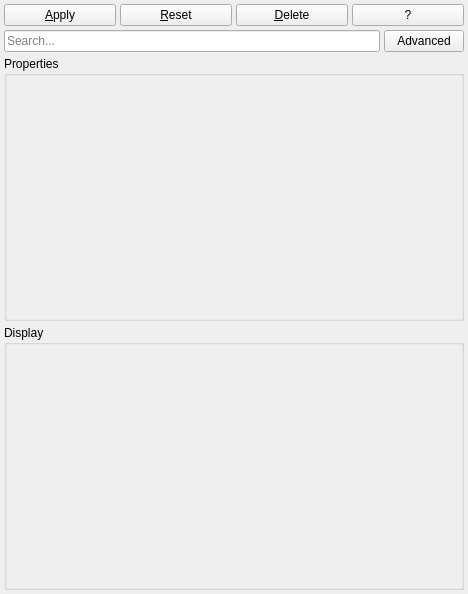
Above: Qt/Components/Resources/UI/pqPropertiesPanel.ui from Kitware/ParaView before the change. Below: the same form after it.
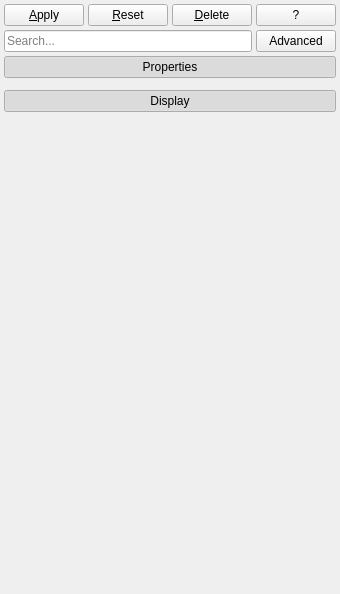
That is the form after the change.

Commit message:
Use buttons for Properties and Display sections
This changes the properties panel to use buttons to expand
and collapse the Properties and Display sections in the new
properties panel.

Patch:
```diff
--- a/Qt/Components/Resources/UI/pqPropertiesPanel.ui
+++ b/Qt/Components/Resources/UI/pqPropertiesPanel.ui
@@ -6,7 +6,7 @@
    <rect>
     <x>0</x>
     <y>0</y>
-    <width>468</width>
+    <width>336</width>
     <height>594</height>
    </rect>
   </property>
@@ -80,47 +80,63 @@
     </layout>
    </item>
    <item>
-    <widget class="QGroupBox" name="PropertiesGroupBox">
-     <property name="title">
-      <string>Properties</string>
+    <widget class="QScrollArea" name="scrollArea">
+     <property name="frameShape">
+      <enum>QFrame::NoFrame</enum>
      </property>
-     <layout class="QVBoxLayout" name="verticalLayout_2">
-      <property name="spacing">
-       <number>0</number>
+     <property name="frameShadow">
+      <enum>QFrame::Plain</enum>
+     </property>
+     <property name="widgetResizable">
+      <bool>true</bool>
+     </property>
+     <widget class="QWidget" name="scrollAreaWidgetContents">
+      <property name="geometry">
+       <rect>
+        <x>0</x>
+        <y>0</y>
+        <width>328</width>
+        <height>62</height>
+       </rect>
       </property>
-      <property name="margin">
-       <number>0</number>
+      <property name="sizePolicy">
+       <sizepolicy hsizetype="Preferred" vsizetype="Maximum">
+        <horstretch>0</horstretch>
+        <verstretch>0</verstretch>
+       </sizepolicy>
       </property>
-      <item>
-       <widget class="QScrollArea" name="PropertiesScrollArea">
-        <property name="frameShape">
-         <enum>QFrame::NoFrame</enum>
-        </property>
-        <property name="frameShadow">
-         <enum>QFrame::Plain</enum>
-        </property>
-        <property name="widgetResizable">
-         <bool>true</bool>
-        </property>
-        <widget class="QWidget" name="PropertiesScrollAreaContents">
-         <property name="geometry">
-          <rect>
-           <x>0</x>
-           <y>0</y>
-           <width>454</width>
-           <height>16</height>
-          </rect>
+      <layout class="QVBoxLayout" name="verticalLayout_6">
+       <property name="margin">
+        <number>0</number>
+       </property>
+       <item>
+        <widget class="QPushButton" name="PropertiesButton">
+         <property name="text">
+          <string>Properties</string>
          </property>
+         <property name="checkable">
+          <bool>true</bool>
+         </property>
+         <property name="checked">
+          <bool>true</bool>
+         </property>
+        </widget>
+       </item>
+       <item>
+        <widget class="QFrame" name="PropertiesFrame">
          <property name="sizePolicy">
-          <sizepolicy hsizetype="Preferred" vsizetype="Preferred">
+          <sizepolicy hsizetype="Preferred" vsizetype="Maximum">
            <horstretch>0</horstretch>
            <verstretch>0</verstretch>
           </sizepolicy>
          </property>
-         <layout class="QVBoxLayout" name="verticalLayout_5">
-          <property name="spacing">
-           <number>2</number>
-          </property>
+         <property name="frameShape">
+          <enum>QFrame::NoFrame</enum>
+         </property>
+         <property name="frameShadow">
+          <enum>QFrame::Plain</enum>
+         </property>
+         <layout class="QVBoxLayout" name="verticalLayout_2">
           <property name="margin">
            <number>0</number>
           </property>
@@ -136,50 +152,35 @@
           </item>
          </layout>
         </widget>
-       </widget>
-      </item>
-     </layout>
-    </widget>
-   </item>
-   <item>
-    <widget class="QGroupBox" name="DisplayGroupBox">
-     <property name="title">
-      <string>Display</string>
-     </property>
-     <layout class="QVBoxLayout" name="verticalLayout">
-      <property name="margin">
-       <number>0</number>
-      </property>
-      <item>
-       <widget class="QScrollArea" name="DisplayScrollArea">
-        <property name="frameShape">
-         <enum>QFrame::NoFrame</enum>
-        </property>
-        <property name="frameShadow">
-         <enum>QFrame::Plain</enum>
-        </property>
-        <property name="widgetResizable">
-         <bool>true</bool>
-        </property>
-        <widget class="QWidget" name="DisplayScrollAreaContents">
-         <property name="geometry">
-          <rect>
-           <x>0</x>
-           <y>0</y>
-           <width>454</width>
-           <height>16</height>
-          </rect>
+       </item>
+       <item>
+        <widget class="QPushButton" name="DisplayButton">
+         <property name="text">
+          <string>Display</string>
          </property>
+         <property name="checkable">
+          <bool>true</bool>
+         </property>
+         <property name="checked">
+          <bool>true</bool>
+         </property>
+        </widget>
+       </item>
+       <item>
+        <widget class="QFrame" name="DisplayFrame">
          <property name="sizePolicy">
-          <sizepolicy hsizetype="Preferred" vsizetype="Preferred">
+          <sizepolicy hsizetype="Preferred" vsizetype="Maximum">
            <horstretch>0</horstretch>
            <verstretch>0</verstretch>
           </sizepolicy>
          </property>
-         <layout class="QVBoxLayout" name="verticalLayout_4">
-          <property name="spacing">
-           <number>2</number>
-          </property>
+         <property name="frameShape">
+          <enum>QFrame::NoFrame</enum>
+         </property>
+         <property name="frameShadow">
+          <enum>QFrame::Plain</enum>
+         </property>
+         <layout class="QVBoxLayout" name="verticalLayout">
           <property name="margin">
            <number>0</number>
           </property>
@@ -195,9 +196,9 @@
           </item>
          </layout>
         </widget>
-       </widget>
-      </item>
-     </layout>
+       </item>
+      </layout>
+     </widget>
     </widget>
    </item>
   </layout>
```
The commit also changes 2 other files.
